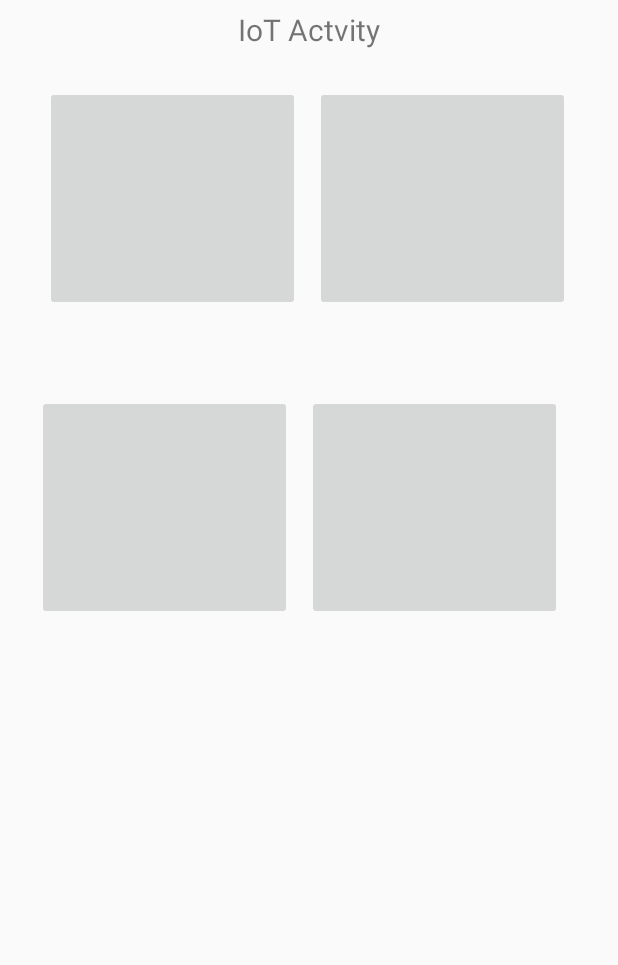
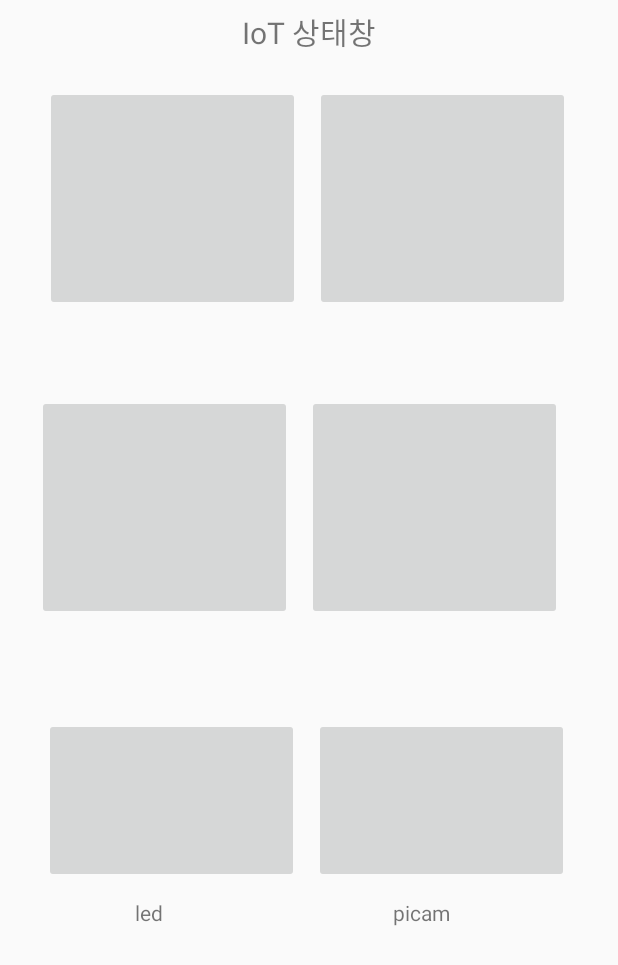
Before and after one commit to jobchoi/skyobserver, an Android app: the layout activity_iot_state.xml on its own in the app's theme, with its tools: preview values and no code run, on a phone screen of 412 x 824 dp. Shown: the top 965 px of the screen. Run offline under Robolectric (Android 15) with nearby library versions, the phone set to English and light mode, and no system bars.

Commit message:
IoT layout 추가

```diff
--- a/SkyObserver/app/src/main/res/layout/activity_iot_state.xml
+++ b/SkyObserver/app/src/main/res/layout/activity_iot_state.xml
@@ -19,7 +19,7 @@
             android:id="@+id/textView2"
             android:layout_width="match_parent"
             android:layout_height="match_parent"
-            android:text="IoT Actvity"
+            android:text="IoT 상태창"
             android:textAlignment="center"
             android:textSize="20dp"
             tools:layout_editor_absoluteX="-16dp"
@@ -37,25 +37,29 @@
         app:layout_constraintVertical_bias="0.002">
 
         <ImageButton
+            android:id="@+id/iotbutton1"
+            android:onClick="iotState"
             android:layout_width="170dp"
             android:layout_height="150dp"
             android:layout_marginLeft="30dp"
             tools:layout_editor_absoluteX="25dp"
-            tools:layout_editor_absoluteY="88dp"
-            android:id="@+id/iotbutton1"/>
+            tools:layout_editor_absoluteY="88dp"/>
         <ImageButton
+            android:id="@+id/iotbutton2"
+            android:onClick="iotState"
             android:layout_width="170dp"
             android:layout_height="150dp"
             android:layout_marginLeft="10sp"
             tools:layout_editor_absoluteX="25dp"
-            tools:layout_editor_absoluteY="88dp" />
+            tools:layout_editor_absoluteY="88dp"/>
     </LinearLayout>
 
     <LinearLayout
+        android:id="@+id/linearLayout2"
         android:layout_width="413dp"
         android:layout_height="158dp"
+        android:layout_marginTop="30dp"
         android:orientation="horizontal"
-        android:layout_marginTop="30dp"
         app:layout_constraintBottom_toBottomOf="parent"
         app:layout_constraintEnd_toEndOf="parent"
         app:layout_constraintHorizontal_bias="1.0"
@@ -64,6 +68,8 @@
         app:layout_constraintVertical_bias="0.306">
 
         <ImageButton
+            android:id="@+id/iotbutton3"
+            android:onClick="iotState"
             android:layout_width="170dp"
             android:layout_height="150dp"
             android:layout_marginLeft="25dp"
@@ -71,12 +77,67 @@
             tools:layout_editor_absoluteY="88dp" />
 
         <ImageButton
+            android:id="@+id/iotbutton4"
+            android:onClick="iotState"
             android:layout_width="170dp"
             android:layout_height="150dp"
             android:layout_marginLeft="10sp"
             tools:layout_editor_absoluteX="25dp"
             tools:layout_editor_absoluteY="88dp" />
+
     </LinearLayout>
 
+    <LinearLayout
+        android:layout_width="413dp"
+        android:layout_height="158dp"
+        android:orientation="horizontal"
+        app:layout_constraintBottom_toBottomOf="parent"
+        app:layout_constraintEnd_toEndOf="parent"
+        app:layout_constraintHorizontal_bias="1.0"
+        app:layout_constraintStart_toStartOf="parent"
+        app:layout_constraintTop_toBottomOf="@+id/linearLayout2"
+        app:layout_constraintVertical_bias="0.233">
 
+        <RelativeLayout
+            android:layout_width="wrap_content"
+            android:layout_height="match_parent">
+
+            <ImageButton
+                android:id="@+id/iotbutton5"
+                android:onClick="iotState"
+                android:layout_width="170dp"
+                android:layout_height="110dp"
+                android:layout_marginLeft="30dp"
+                tools:layout_editor_absoluteX="26dp"
+                tools:layout_editor_absoluteY="393dp" />
+
+            <TextView
+                android:layout_width="100dp"
+                android:layout_height="50dp"
+                android:layout_alignParentTop="true"
+                android:layout_marginTop="120dp"
+                android:layout_marginLeft="50dp"
+                android:text="led"
+                android:textAlignment="center"/>
+        </RelativeLayout>
+        <RelativeLayout
+            android:layout_width="wrap_content"
+            android:layout_height="match_parent">
+            <ImageButton
+                android:id="@+id/iotbutton6"
+                android:layout_width="170dp"
+                android:layout_height="110dp"
+                android:layout_marginLeft="10dp"
+                android:onClick="iotState"
+                tools:layout_editor_absoluteX="207dp"
+                tools:layout_editor_absoluteY="393dp" />
+            <TextView
+                android:layout_marginTop="120dp"
+                android:layout_width="match_parent"
+                android:layout_height="match_parent"
+                android:textAlignment="center"
+                android:layout_marginRight="50dp"
+                android:text="picam" />
+        </RelativeLayout>
+    </LinearLayout>
 </androidx.constraintlayout.widget.ConstraintLayout>
--- a/SkyObserver/app/src/main/res/layout/activity_picam.xml
+++ b/SkyObserver/app/src/main/res/layout/activity_picam.xml
@@ -4,6 +4,11 @@
     xmlns:tools="http://schemas.android.com/tools"
     android:layout_width="match_parent"
     android:layout_height="match_parent"
-    tools:context=".picam">
+    tools:context=".iot.PIcam">
+
+    <EditText
+        android:layout_width="match_parent"
+        android:layout_height="match_parent"
+        android:text="IoT : PI Cam"/>
 
 </androidx.constraintlayout.widget.ConstraintLayout>
```
